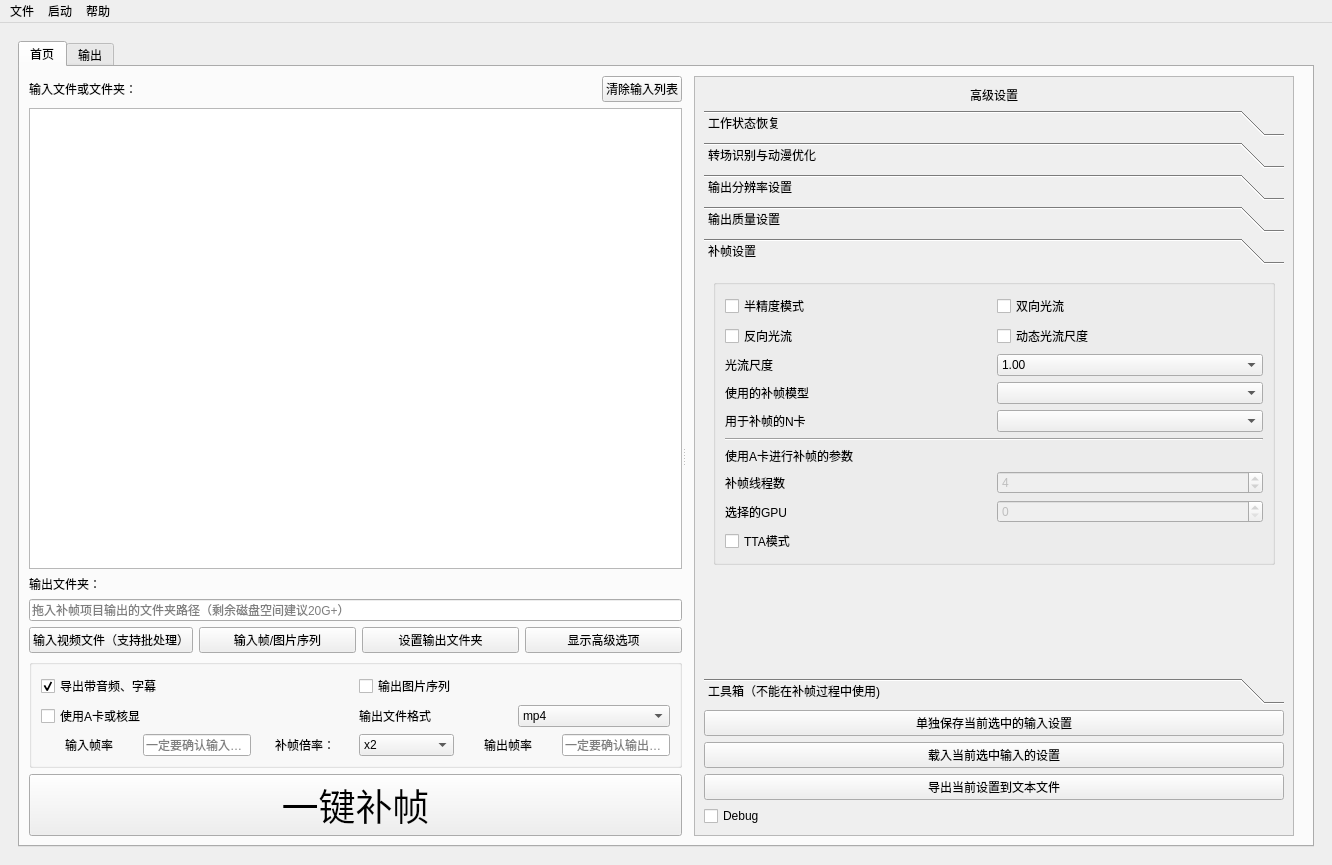
100wman/RIFE_GUI, file Utils/SVFI_UI.ui: the form before one commit.
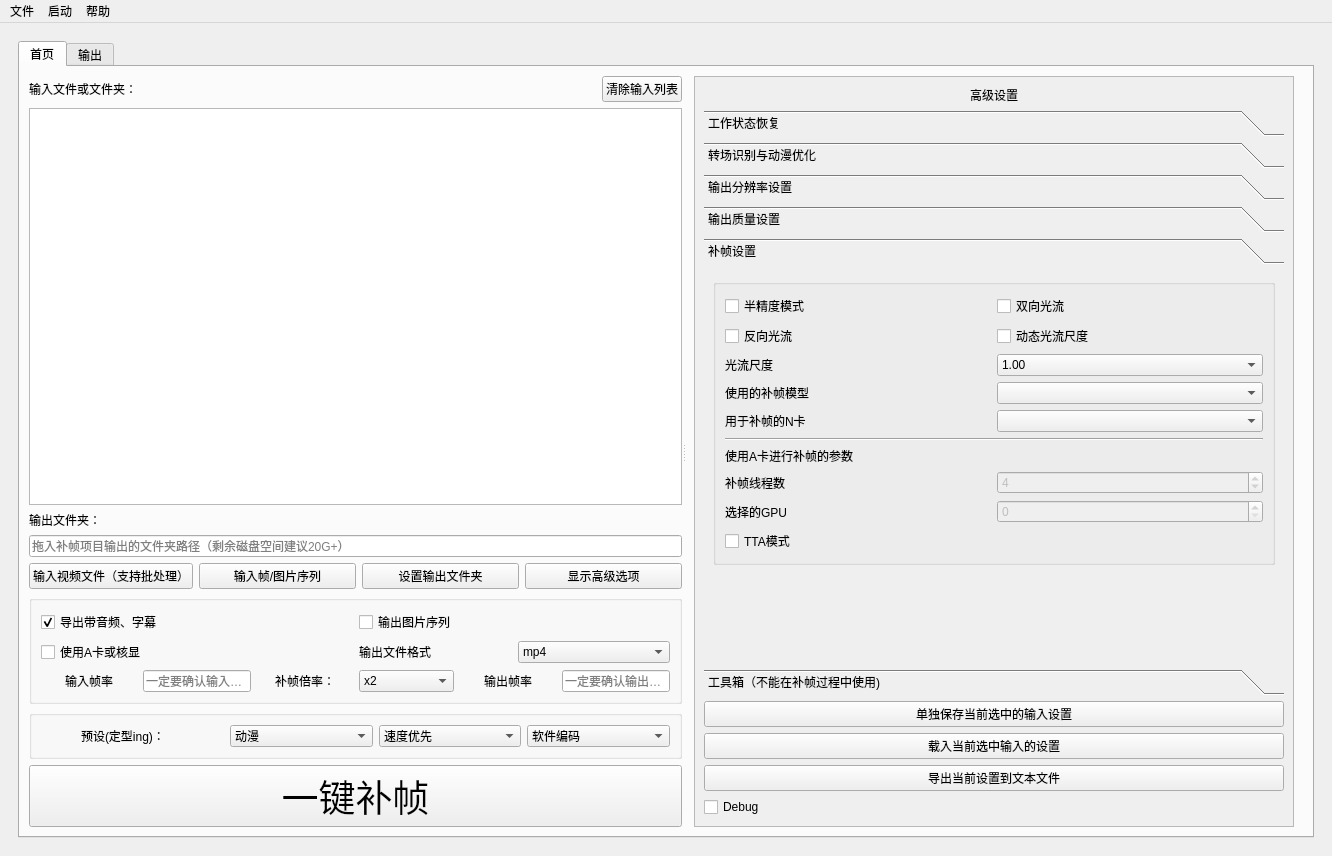
The form after the commit. The open tabs and pages were chosen to show the change. Custom widgets are drawn as their Qt base class.

Commit message: SVFI 3.4.0.alpha structural commit 1. 修复边超分边补帧无效的问题 2. 优化文件名输出 3. 优化双向光流 4. 优化内存管理 5. 添加TTA模式 开发者须知： 1. 参数组织结构性变动（参数独立成类，不用之前的字典） 2. PyQt界面开发手册确定（RIFE GUI BACKEND的构造函数注释）

Diff of the .ui file:
```diff
--- a/Utils/SVFI_UI.ui
+++ b/Utils/SVFI_UI.ui
@@ -7,7 +7,7 @@
     <x>0</x>
     <y>0</y>
     <width>1332</width>
-    <height>865</height>
+    <height>856</height>
    </rect>
   </property>
   <property name="windowTitle">
@@ -460,6 +460,86 @@
                  </item>
                 </layout>
                </item>
+               <item row="10" column="0">
+                <widget class="QGroupBox" name="SettingsPresetGroup">
+                 <property name="title">
+                  <string/>
+                 </property>
+                 <layout class="QGridLayout" name="gridLayout_35">
+                  <item row="0" column="3">
+                   <widget class="QComboBox" name="SettingsPresetsSQ">
+                    <item>
+                     <property name="text">
+                      <string>速度优先</string>
+                     </property>
+                    </item>
+                    <item>
+                     <property name="text">
+                      <string>质量优先</string>
+                     </property>
+                    </item>
+                   </widget>
+                  </item>
+                  <item row="0" column="1">
+                   <widget class="QLabel" name="SettingsPresetLabel">
+                    <property name="layoutDirection">
+                     <enum>Qt::LeftToRight</enum>
+                    </property>
+                    <property name="text">
+                     <string>预设(定型ing)：</string>
+                    </property>
+                    <property name="alignment">
+                     <set>Qt::AlignLeading|Qt::AlignLeft|Qt::AlignVCenter</set>
+                    </property>
+                   </widget>
+                  </item>
+                  <item row="0" column="2">
+                   <widget class="QComboBox" name="SettingsPresetsInputs">
+                    <item>
+                     <property name="text">
+                      <string>动漫</string>
+                     </property>
+                    </item>
+                    <item>
+                     <property name="text">
+                      <string>电影</string>
+                     </property>
+                    </item>
+                   </widget>
+                  </item>
+                  <item row="0" column="4">
+                   <widget class="QComboBox" name="SettingsPresetsEncode">
+                    <item>
+                     <property name="text">
+                      <string>软件编码</string>
+                     </property>
+                    </item>
+                    <item>
+                     <property name="text">
+                      <string>硬件编码</string>
+                     </property>
+                    </item>
+                   </widget>
+                  </item>
+                  <item row="0" column="0">
+                   <spacer name="horizontalSpacer_2">
+                    <property name="orientation">
+                     <enum>Qt::Horizontal</enum>
+                    </property>
+                    <property name="sizeType">
+                     <enum>QSizePolicy::Minimum</enum>
+                    </property>
+                    <property name="sizeHint" stdset="0">
+                     <size>
+                      <width>40</width>
+                      <height>20</height>
+                     </size>
+                    </property>
+                   </spacer>
+                  </item>
+                 </layout>
+                </widget>
+               </item>
               </layout>
              </widget>
              <widget class="QWidget" name="AdvanceArea" native="true">
@@ -502,7 +582,7 @@
                     <x>0</x>
                     <y>0</y>
                     <width>571</width>
-                    <height>743</height>
+                    <height>734</height>
                    </rect>
                   </property>
                   <layout class="QGridLayout" name="gridLayout_10">
@@ -558,7 +638,7 @@
                         <x>0</x>
                         <y>0</y>
                         <width>553</width>
-                        <height>440</height>
+                        <height>431</height>
                        </rect>
                       </property>
                       <attribute name="label">
@@ -817,7 +897,7 @@
                         <x>0</x>
                         <y>0</y>
                         <width>553</width>
-                        <height>440</height>
+                        <height>431</height>
                        </rect>
                       </property>
                       <attribute name="label">
@@ -1080,7 +1160,7 @@
                         <x>0</x>
                         <y>0</y>
                         <width>553</width>
-                        <height>440</height>
+                        <height>431</height>
                        </rect>
                       </property>
                       <attribute name="label">
@@ -1920,7 +2000,7 @@
                         <x>0</x>
                         <y>0</y>
                         <width>553</width>
-                        <height>440</height>
+                        <height>431</height>
                        </rect>
                       </property>
                       <attribute name="label">
@@ -1945,6 +2025,11 @@
                                 <string>1.00</string>
                                </property>
                               </item>
+                              <item>
+                               <property name="text">
+                                <string>0.125</string>
+                               </property>
+                              </item>
                               <item>
                                <property name="text">
                                 <string>0.25</string>
@@ -2055,13 +2140,6 @@
                             </item>
                            </layout>
                           </item>
-                          <item row="2" column="0">
-                           <widget class="QLabel" name="AMDSettingsLabel">
-                            <property name="text">
-                             <string>使用A卡进行补帧的参数</string>
-                            </property>
-                           </widget>
-                          </item>
                           <item row="1" column="0">
                            <widget class="Line" name="line_6">
                             <property name="orientation">
@@ -2071,13 +2149,6 @@
                           </item>
                           <item row="3" column="0">
                            <layout class="QGridLayout" name="gridLayout_11">
-                            <item row="3" column="0">
-                             <widget class="QCheckBox" name="TtaModeChecker">
-                              <property name="text">
-                               <string>TTA模式</string>
-                              </property>
-                             </widget>
-                            </item>
                             <item row="0" column="1">
                              <widget class="MySpinBox" name="ncnnInterpThreadCnt">
                               <property name="enabled">
@@ -2138,6 +2209,23 @@
                             </item>
                            </layout>
                           </item>
+                          <item row="2" column="0">
+                           <widget class="QLabel" name="AMDSettingsLabel">
+                            <property name="text">
+                             <string>使用A卡进行补帧的参数</string>
+                            </property>
+                           </widget>
+                          </item>
+                          <item row="4" column="0">
+                           <widget class="QCheckBox" name="TtaModeChecker">
+                            <property name="toolTip">
+                             <string>&lt;html&gt;&lt;head/&gt;&lt;body&gt;&lt;p&gt;&lt;span style=&quot; font-weight:600;&quot;&gt;试验性选项：&lt;/span&gt;&lt;/p&gt;&lt;p&gt;极大地降低补帧速度&lt;/p&gt;&lt;p&gt;画面质量会有些许提升&lt;/p&gt;&lt;/body&gt;&lt;/html&gt;</string>
+                            </property>
+                            <property name="text">
+                             <string>TTA模式</string>
+                            </property>
+                           </widget>
+                          </item>
                          </layout>
                         </widget>
                        </item>
@@ -2759,16 +2847,16 @@
   </action>
  </widget>
  <customwidgets>
-  <customwidget>
-   <class>MyComboBox</class>
-   <extends>QComboBox</extends>
-   <header location="global">Utils.RIFE_GUI_Custom</header>
-  </customwidget>
   <customwidget>
    <class>MySpinBox</class>
    <extends>QSpinBox</extends>
    <header location="global">Utils.RIFE_GUI_Custom</header>
   </customwidget>
+  <customwidget>
+   <class>MyComboBox</class>
+   <extends>QComboBox</extends>
+   <header location="global">Utils.RIFE_GUI_Custom</header>
+  </customwidget>
   <customwidget>
    <class>MyDoubleSpinBox</class>
    <extends>QDoubleSpinBox</extends>
```
Left out of the diff: 1 changed line with no effect on the pictures. The commit also changes 16 other files.
